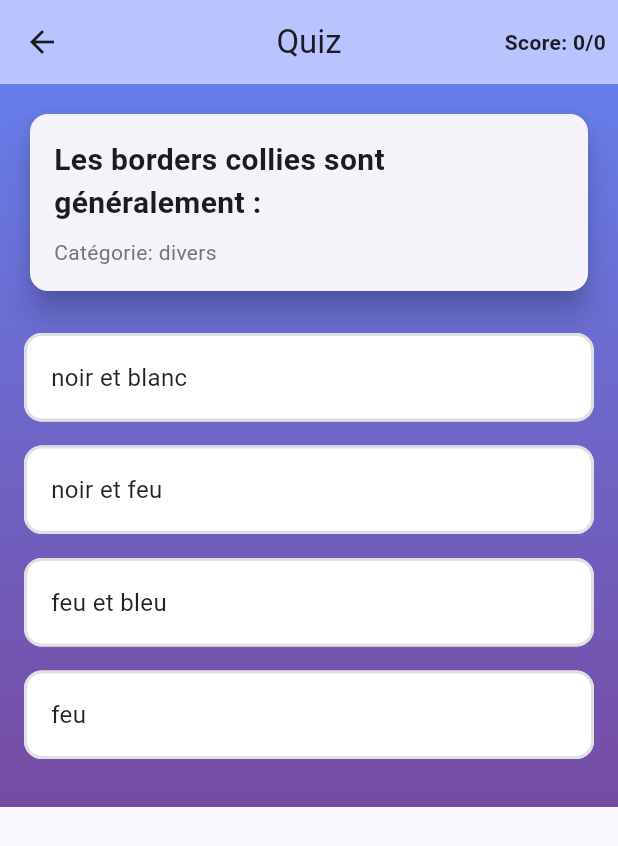
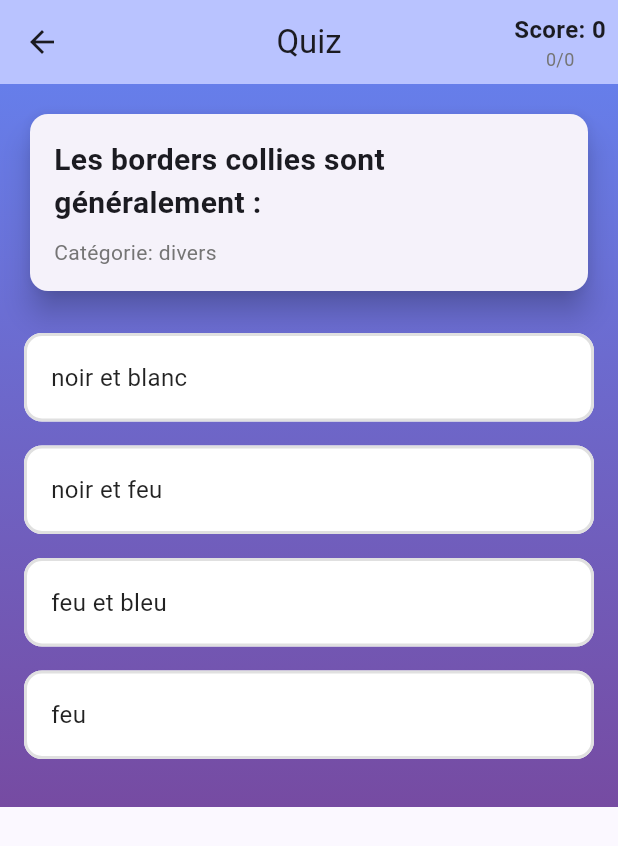
Before and after one commit to Yohann76/app_quiz_hub, a Flutter app: the QuizScreen screen opened by its route, on a phone screen of 412 x 824 dp. Shown: the top 846 px of the screen. Run offline on Flutter 3.47's test engine with Material 3 defaults, Android fonts, the phone set to English and light mode, and no system bars; our stand-ins replace fl_chart, flutter_dotenv, shared_preferences, supabase_flutter; accounts and stored records are empty.

Commit message:
feat: add calcul score in classment and quizz screen

```diff
--- a/lib/features/profile/profile_screen.dart
+++ b/lib/features/profile/profile_screen.dart
@@ -316,6 +316,7 @@ class _GlobalStatsCard extends StatelessWidget {
     final totalCorrect = stats?['total_correct_answers'] as int? ?? 0;
     final totalQuestions = stats?['total_questions'] as int? ?? 0;
     final averageScore = stats?['average_score'] as double? ?? 0.0;
+    final totalScore = stats?['total_score'] as int? ?? 0; // Score total : 5 points par bonne réponse
 
     return Container(
       padding: const EdgeInsets.all(AppConstants.defaultPadding),
@@ -368,7 +369,7 @@ class _GlobalStatsCard extends StatelessWidget {
               ),
               _StatItem(
                 icon: Icons.star,
-                value: totalCorrect.toString(),
+                value: totalScore.toString(),
                 label: 'Score',
                 color: Colors.yellow,
               ),
--- a/lib/features/quiz/quiz_screen.dart
+++ b/lib/features/quiz/quiz_screen.dart
@@ -25,6 +25,7 @@ class _QuizScreenState extends State<QuizScreen> {
   bool _isSaving = false;
   int _correctAnswers = 0;
   int _totalAnswered = 0;
+  int _sessionScore = 0; // Score de la session : 5 points par bonne réponse
 
   late QuizService _quizService;
 
@@ -118,6 +119,7 @@ class _QuizScreenState extends State<QuizScreen> {
     final isCorrect = _currentQuestion!.isCorrect(index);
     if (isCorrect) {
       _correctAnswers++;
+      _sessionScore += 5; // 5 points par bonne réponse
     }
     _totalAnswered++;
 
@@ -215,9 +217,24 @@ class _QuizScreenState extends State<QuizScreen> {
           Padding(
             padding: const EdgeInsets.all(8.0),
             child: Center(
-              child: Text(
-                'Score: $_correctAnswers/$_totalAnswered',
-                style: const TextStyle(fontWeight: FontWeight.bold),
+              child: Column(
+                mainAxisSize: MainAxisSize.min,
+                children: [
+                  Text(
+                    'Score: $_sessionScore',
+                    style: const TextStyle(
+                      fontWeight: FontWeight.bold,
+                      fontSize: 16,
+                    ),
+                  ),
+                  Text(
+                    '$_correctAnswers/$_totalAnswered',
+                    style: TextStyle(
+                      fontSize: 12,
+                      color: Colors.grey[600],
+                    ),
+                  ),
+                ],
               ),
             ),
           ),
```
Also changed, not shown: lib/shared/services/quiz_service.dart (+8 -1 lines).
